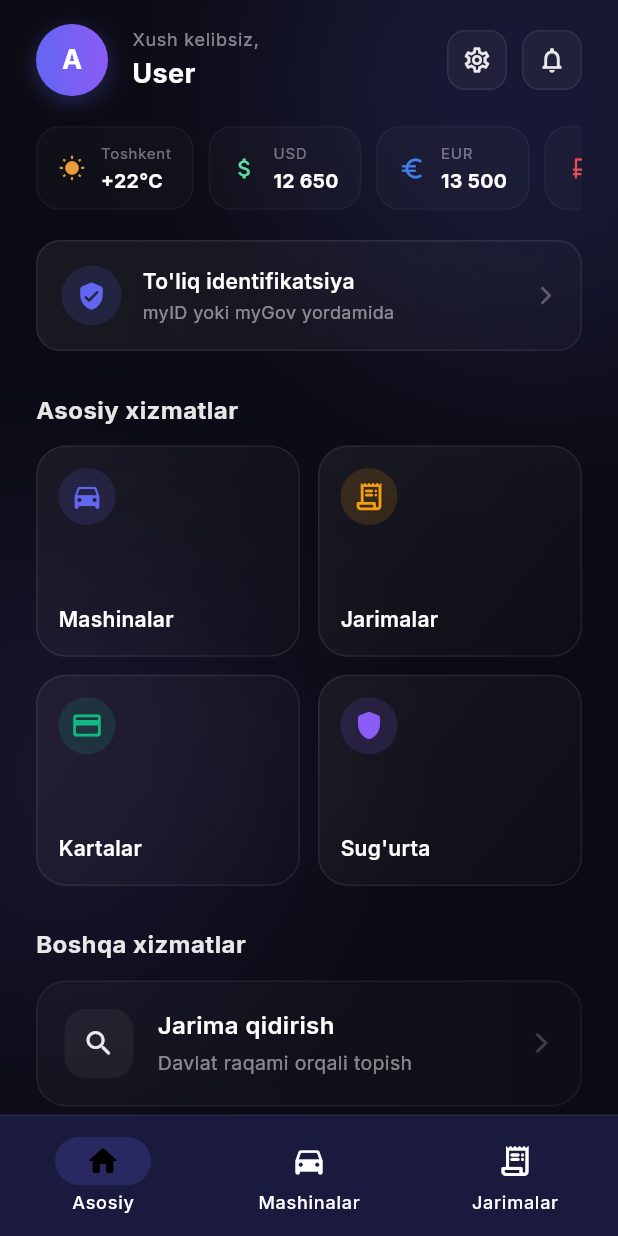
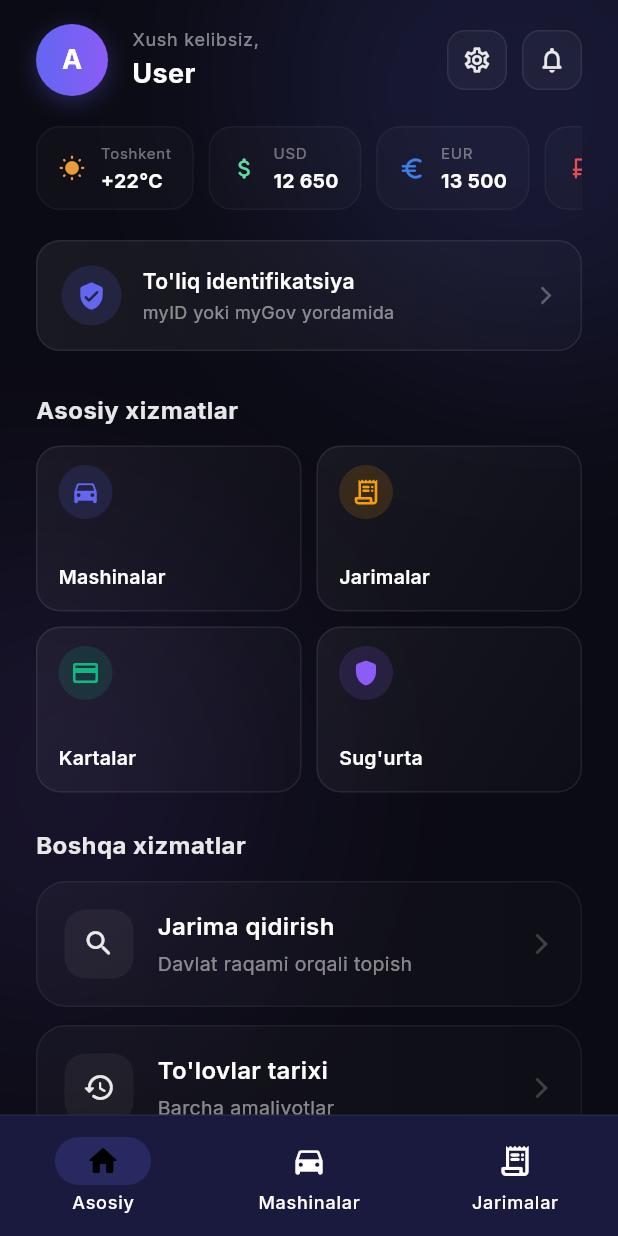
Before and after one commit to Jasurbek414/DriveON, a Flutter app: the HomeScreen screen opened by its route, on a phone screen of 412 x 824 dp. Run offline on Flutter 3.47's test engine with Material 3 defaults, Android fonts, the phone set to English and light mode, and no system bars; our stand-ins replace go_router, google_fonts, shared_preferences; accounts and stored records are empty; network calls fail.

Commit message:
Compact GridView items and fix layout proportions

```diff
--- a/mobile/lib/screens/home_screen.dart
+++ b/mobile/lib/screens/home_screen.dart
@@ -112,8 +112,8 @@
               // Quick Menu
               Text("Asosiy xizmatlar", style: TextStyle(color: Colors.white.withOpacity(0.9), fontSize: 16, fontWeight: FontWeight.bold, letterSpacing: 0.3)),
               const SizedBox(height: 12),
-              GridView.count(crossAxisCount: 2, crossAxisSpacing: 12, mainAxisSpacing: 12, shrinkWrap: true,
-                physics: const NeverScrollableScrollPhysics(), childAspectRatio: 1.25,
+              GridView.count(crossAxisCount: 2, crossAxisSpacing: 10, mainAxisSpacing: 10, shrinkWrap: true,
+                physics: const NeverScrollableScrollPhysics(), childAspectRatio: 1.6,
                 children: [
                   _menuCard(Icons.directions_car_rounded, 'Mashinalar', AppColors.primary, () => context.go('/vehicles')),
                   _menuCard(Icons.receipt_long_rounded, 'Jarimalar', AppColors.warning, () => context.go('/fines'), badge: _finesCount > 0 ? '$_finesCount' : null),
@@ -121,7 +121,7 @@
                   _menuCard(Icons.shield_rounded, "Sug'urta", AppColors.secondary, () {}),
                 ],
               ),
-              const SizedBox(height: 28),
+              const SizedBox(height: 24),
 
               // Info section
               Text("Boshqa xizmatlar", style: TextStyle(color: Colors.white.withOpacity(0.9), fontSize: 16, fontWeight: FontWeight.bold, letterSpacing: 0.3)),
@@ -150,10 +150,10 @@
 
   Widget _menuCard(IconData icon, String label, Color color, VoidCallback onTap, {String? badge}) {
     return GestureDetector(onTap: onTap, child: Container(
-      padding: const EdgeInsets.all(14),
+      padding: const EdgeInsets.symmetric(horizontal: 14, vertical: 12),
       decoration: BoxDecoration(
         gradient: LinearGradient(begin: Alignment.topLeft, end: Alignment.bottomRight, colors: [Colors.white.withOpacity(0.05), Colors.white.withOpacity(0.01)]),
-        borderRadius: BorderRadius.circular(20),
+        borderRadius: BorderRadius.circular(16),
         border: Border.all(color: Colors.white.withOpacity(0.08)),
       ),
       child: Column(crossAxisAlignment: CrossAxisAlignment.start, mainAxisAlignment: MainAxisAlignment.spaceBetween, children: [
@@ -161,13 +161,13 @@
           Container(
             padding: const EdgeInsets.all(8),
             decoration: BoxDecoration(color: color.withOpacity(0.15), shape: BoxShape.circle),
-            child: Icon(icon, color: color, size: 22),
+            child: Icon(icon, color: color, size: 20),
           ),
           if (badge != null) Container(padding: const EdgeInsets.symmetric(horizontal: 8, vertical: 4),
             decoration: BoxDecoration(color: AppColors.error, borderRadius: BorderRadius.circular(10), boxShadow: [BoxShadow(color: AppColors.error.withOpacity(0.3), blurRadius: 8, offset: const Offset(0, 2))]),
             child: Text(badge, style: const TextStyle(color: Colors.white, fontSize: 11, fontWeight: FontWeight.bold))),
         ]),
-        Text(label, style: const TextStyle(color: Colors.white, fontSize: 14, fontWeight: FontWeight.w600, letterSpacing: 0.2)),
+        Text(label, style: const TextStyle(color: Colors.white, fontSize: 13, fontWeight: FontWeight.w600, letterSpacing: 0.2)),
       ]),
     ));
   }
```
